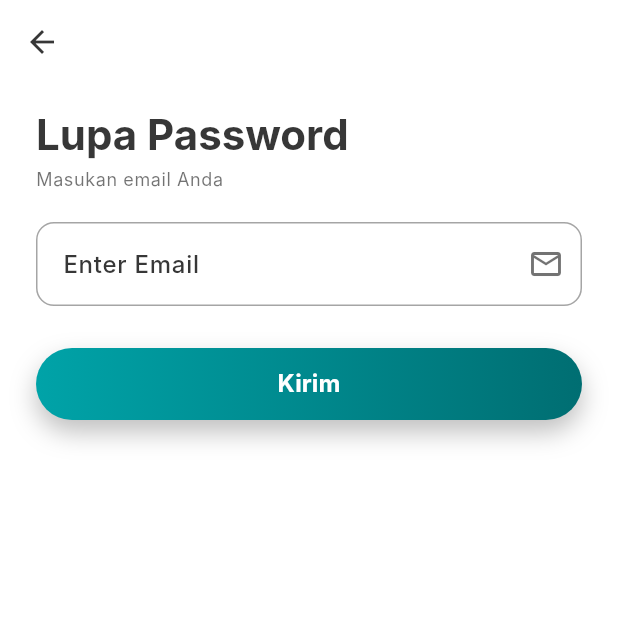
After one commit to razordazzle/frontend-cuan, a Flutter app: the LoginPage screen opened by its route, after a tap on "Lupa password?", on a phone screen of 412 x 824 dp, the top half of it. The commit adds this screen. Run offline on Flutter 3.47's test engine with Material 3 defaults, Android fonts, the phone set to English and light mode, and no system bars; our stand-ins replace dio, flutter_html, flutter_markdown, flutter_native_splash, flutter_secure_storage, qr_flutter and 3 more; missing offline and left inert: dart:js_interop, flutter_inappwebview; accounts and stored records are empty; Roboto replaces fonts that are missing (Inter).

Commit message:
add fitur forget password

```diff
--- a/lib/data/services/auth_service.dart
+++ b/lib/data/services/auth_service.dart
@@ -180,3 +180,28 @@ class CheckAccountResponse {
     );
   }
 }
+
+extension PasswordResetEndpoints on AuthService {
+  /// true kalau email punya akun (pakai endpoint /auth/check yang sama dengan halaman register).
+  Future<bool> isEmailRegistered(String email) async {
+    final res = await _dio.post(
+      ApiPaths.authCheck,
+      data: {'email': email.trim().toLowerCase()},
+    );
+    final data = res.data;
+    return data is Map && data['email_exists'] == true;
+  }
+
+  /// Minta link atur ulang password dikirim ke email.
+  /// Backend selalu membalas pesan yang sama (terdaftar atau tidak) supaya tidak bisa dipakai
+  /// menebak email mana yang punya akun; password diganti lewat halaman web dari link di email.
+  Future<String> forgotPassword(String email) async {
+    final res = await _dio.post(
+      '/auth/forgot-password',
+      data: {'email': email.trim()},
+    );
+    final data = res.data;
+    return (data is Map ? data['message'] as String? : null) ??
+        'Jika email terdaftar, tautan untuk mengatur ulang password telah dikirim.';
+  }
+}
--- /dev/null
+++ b/lib/pages/launch/forgot_password_page.dart
@@ -0,0 +1,373 @@
+import 'package:cuan_app/components/gradient_border_button.dart';
+import 'package:cuan_app/components/gradient_button.dart';
+import 'package:cuan_app/data/services/auth_service.dart';
+import 'package:cuan_app/utils/form_styles.dart';
+import 'package:cuan_app/utils/validators.dart';
+import 'package:dio/dio.dart';
+import 'package:flutter/material.dart';
+import 'package:provider/provider.dart';
+
+/// Alur lupa password (sesuai desain):
+/// Login -> "Lupa password?" -> halaman Lupa Password (isi email; email tidak terdaftar diberi tahu)
+/// -> pop-up konfirmasi -> "Ya, saya setuju" -> backend kirim link atur ulang password ke email
+/// -> halaman berhasil -> "Kembali" -> halaman login.
+/// Password baru dibuat di halaman web dari link di email, bukan di dalam app.
+
+const _tealGradient = LinearGradient(
+  begin: Alignment.centerLeft,
+  end: Alignment.centerRight,
+  colors: [Color(0xFF00A3A8), Color(0xFF006E72)],
+);
+const _borderGradient = LinearGradient(
+  begin: Alignment.topLeft,
+  end: Alignment.bottomRight,
+  colors: [Color(0xFF00A9B8), Color(0xFF263238)],
+);
+const _darkBgGradient = LinearGradient(
+  begin: Alignment.topLeft,
+  end: Alignment.bottomRight,
+  colors: [Color(0xFF2B2B2B), Color(0xFF000000)],
+);
+
+String _networkMessage(DioException e) {
+  final offline =
+      e.type == DioExceptionType.connectionError ||
+      e.type == DioExceptionType.connectionTimeout ||
+      e.type == DioExceptionType.receiveTimeout;
+  return offline
+      ? 'Tidak bisa terhubung ke server. Periksa koneksi internet kamu.'
+      : 'Gagal mengirim permintaan. Silakan coba lagi.';
+}
+
+class ForgotPasswordPage extends StatefulWidget {
+  const ForgotPasswordPage({super.key, this.initialEmail});
+
+  /// Email yang sudah diketik di halaman login, biar user tidak perlu mengetik ulang
+  final String? initialEmail;
+
+  @override
+  State<ForgotPasswordPage> createState() => _ForgotPasswordPageState();
+}
+
+class _ForgotPasswordPageState extends State<ForgotPasswordPage> {
+  final _formKey = GlobalKey<FormState>();
+  late final _emailController = TextEditingController(
+    text: widget.initialEmail ?? '',
+  );
+
+  bool _checking = false;
+  String? _emailError; // mis. "Email tidak terdaftar" (dari server)
+
+  @override
+  void dispose() {
+    _emailController.dispose();
+    super.dispose();
+  }
+
+  Future<void> _submit() async {
+    if (_checking) return;
+    setState(() => _emailError = null);
+    final ok = _formKey.currentState?.validate() ?? false;
+    if (!ok) return;
+
+    final email = _emailController.text.trim();
+    setState(() => _checking = true);
+    bool registered;
+    try {
+      registered = await context.read<AuthService>().isEmailRegistered(email);
+    } on DioException catch (e) {
+      if (!mounted) return;
+      setState(() => _checking = false);
+      ScaffoldMessenger.of(
+        context,
+      ).showSnackBar(SnackBar(content: Text(_networkMessage(e))));
+      return;
+    }
+    if (!mounted) return;
+    setState(() => _checking = false);
+
+    if (!registered) {
+      setState(
+        () => _emailError =
+            'Email tidak terdaftar. Mohon periksa kembali email Anda.',
+      );
+      return;
+    }
+
+    final sent = await showForgotPasswordConfirm(context, email);
+    if (sent == true && mounted) {
+      // Ganti halaman ini dengan halaman berhasil -> "Kembali" langsung ke halaman login
+      Navigator.pushReplacement(
+        context,
+        MaterialPageRoute(builder: (_) => const ForgotPasswordSentPage()),
+      );
+    }
+  }
+
+  @override
+  Widget build(BuildContext context) {
+    final theme = Theme.of(context);
+    final cs = theme.colorScheme;
+    final tt = theme.textTheme;
+    final isLight = theme.brightness == Brightness.light;
+
+    final buttonText = tt.labelLarge?.copyWith(
+      color: isLight ? Colors.white : cs.onSurface,
+      fontWeight: FontWeight.w700,
+      fontSize: 16,
+    );
+    final label = _checking ? 'Memeriksa...' : 'Kirim';
+    final VoidCallback? onPressed = _checking ? null : _submit;
+
+    return Scaffold(
+      appBar: AppBar(
+        backgroundColor: Colors.transparent,
+        elevation: 0,
+        leading: IconButton(
+          icon: Icon(Icons.arrow_back, color: cs.onSurface),
+          onPressed: () => Navigator.pop(context),
+        ),
+      ),
+      body: SingleChildScrollView(
+        padding: EdgeInsets.fromLTRB(
+          24,
+          16,
+          24,
+          24 + MediaQuery.paddingOf(context).bottom,
+        ),
+        child: Column(
+          crossAxisAlignment: CrossAxisAlignment.start,
+          children: [
+            Text(
+              'Lupa Password',
+              style: tt.headlineMedium?.copyWith(
+                fontWeight: FontWeight.w700,
+                color: cs.onSurface,
+              ),
+            ),
+            const SizedBox(height: 4),
+            Text(
+              'Masukan email Anda',
+              style: tt.bodySmall?.copyWith(
+                color: cs.onSurface.withValues(alpha: .7),
+              ),
+            ),
+            const SizedBox(height: 20),
+            Form(
+              key: _formKey,
+              child: TextFormField(
+                controller: _emailController,
+                keyboardType: TextInputType.emailAddress,
+                textInputAction: TextInputAction.done,
+                autofillHints: const [AutofillHints.email],
+                autocorrect: false,
+                enableSuggestions: false,
+                onChanged: (_) {
+                  if (_emailError != null) setState(() => _emailError = null);
+                },
+                onFieldSubmitted: (_) => _submit(),
+                decoration: formDecoration(
+                  context,
+                  label: 'Enter Email',
+                  suffix: Icon(
+                    Icons.mail_outline,
+                    color: cs.onSurface.withValues(alpha: .7),
+                  ),
+                ).copyWith(errorText: _emailError, errorMaxLines: 2),
+                validator: (v) =>
+                    Validators.required()(v) ?? Validators.email()(v),
+              ),
+            ),
+            const SizedBox(height: 28),
+            if (isLight)
+              GradientButton(
+                label: label,
+                gradient: _tealGradient,
+                textStyle: buttonText,
+                onPressed: onPressed,
+                height: 48,
+                radius: 24,
+                shadow: true,
+              )
+            else
+              GradientBorderButton(
+                label: label,
+                borderGradient: _borderGradient,
+                backgroundGradient: _darkBgGradient,
+                textStyle: buttonText,
+                onPressed: onPressed,
+                height: 48,
+                radius: 24,
+                borderThickness: 1.5,
+                shadow: true,
+              ),
+          ],
+        ),
+      ),
+    );
+  }
+}
+
+/// Pop-up konfirmasi. true = disetujui & link reset terkirim ke [email].
+Future<bool?> showForgotPasswordConfirm(BuildContext context, String email) {
+  return showModalBottomSheet<bool>(
+    context: context,
+    isScrollControlled: true,
+    backgroundColor: Colors.transparent,
+    barrierColor: Colors.black.withValues(alpha: .6),
+    builder: (_) => _ForgotPasswordConfirmSheet(email: email),
+  );
+}
+
+class _ForgotPasswordConfirmSheet extends StatefulWidget {
+  const _ForgotPasswordConfirmSheet({required this.email});
+
+  final String email;
+
+  @override
+  State<_ForgotPasswordConfirmSheet> createState() =>
+      _ForgotPasswordConfirmSheetState();
+}
+
+class _ForgotPasswordConfirmSheetState
+    extends State<_ForgotPasswordConfirmSheet> {
+  bool _loading = false;
+
+  Future<void> _agree() async {
+    if (_loading) return;
+    setState(() => _loading = true);
+    try {
+      await context.read<AuthService>().forgotPassword(widget.email);
+      if (!mounted) return;
+      Navigator.pop(context, true);
+    } on DioException catch (e) {
+      if (!mounted) return;
+      setState(() => _loading = false);
+      ScaffoldMessenger.of(
+        context,
+      ).showSnackBar(SnackBar(content: Text(_networkMessage(e))));
+    }
+  }
+
+  @override
+  Widget build(BuildContext context) {
+    final cs = Theme.of(context).colorScheme;
+    final tt = Theme.of(context).textTheme;
+    final bottomInset = MediaQuery.paddingOf(context).bottom;
+
+    return Column(
+      mainAxisSize: MainAxisSize.min,
+      crossAxisAlignment: CrossAxisAlignment.end,
+      children: [
+        // Tombol tutup bulat di atas kanan pop-up
+        Padding(
+          padding: const EdgeInsets.only(right: 20, bottom: 12),
+          child: Material(
+            color: cs.inverseSurface,
+            shape: const CircleBorder(),
+            child: InkWell(
+              customBorder: const CircleBorder(),
+              onTap: _loading ? null : () => Navigator.pop(context, false),
+              child: Padding(
+                padding: const EdgeInsets.all(14),
+                child: Icon(Icons.close, color: cs.onInverseSurface, size: 26),
+              ),
+            ),
+          ),
+        ),
+        Container(
+          width: double.infinity,
+          padding: EdgeInsets.fromLTRB(28, 36, 28, 36 + bottomInset),
+          decoration: BoxDecoration(
+            color: cs.surface,
+            borderRadius: const BorderRadius.vertical(top: Radius.circular(28)),
+          ),
+          child: Column(
+            mainAxisSize: MainAxisSize.min,
+            children: [
+              CircleAvatar(
+                radius: 30,
+                backgroundColor: cs.onSurface.withValues(alpha: .55),
+                child: Icon(Icons.info, size: 40, color: cs.surface),
+              ),
+              const SizedBox(height: 24),
+              Text(
+                'Apakah Anda yakin ingin melakukan mengatur ulang password Anda?',
+                textAlign: TextAlign.center,
+                style: tt.bodyLarge?.copyWith(
+                  color: cs.onSurface.withValues(alpha: .8),
+                  height: 1.5,
+                ),
+              ),
+              const SizedBox(height: 28),
+              SizedBox(
+                width: 190,
+                child: GradientButton(
+                  label: _loading ? 'Mengirim...' : 'Ya, saya setuju',
+                  gradient: _tealGradient,
+                  textStyle: tt.titleMedium?.copyWith(
+                    color: Colors.white,
+                    fontWeight: FontWeight.w700,
+                  ),
+                  onPressed: _loading ? null : _agree,
+                  height: 52,
+                  radius: 26,
+                ),
+              ),
+            ],
+          ),
+        ),
+      ],
+    );
+  }
+}
+
+/// Halaman setelah link reset dikirim. "Kembali" (atau tombol back HP) -> kembali ke login.
+class ForgotPasswordSentPage extends StatelessWidget {
+  const ForgotPasswordSentPage({super.key});
+
+  @override
+  Widget build(BuildContext context) {
+    final cs = Theme.of(context).colorScheme;
+    final tt = Theme.of(context).textTheme;
+
+    return Scaffold(
+      body: SafeArea(
+        child: Center(
+          child: Padding(
+            padding: const EdgeInsets.symmetric(horizontal: 32),
+            child: Column(
+              mainAxisSize: MainAxisSize.min,
+              children: [
+                Text(
+                  'Pengaturan ulang password berhasil dilakukan.\nSilakan cek email Anda',
+                  textAlign: TextAlign.center,
+                  style: tt.titleMedium?.copyWith(
+                    color: cs.onSurface,
+                    fontWeight: FontWeight.w600,
+                    height: 1.5,
+                  ),
+                ),
+                const SizedBox(height: 28),
+                SizedBox(
+                  width: 150,
+                  child: GradientButton(
+                    label: 'Kembali',
+                    gradient: _tealGradient,
+                    textStyle: tt.titleMedium?.copyWith(
+                      color: Colors.white,
+                      fontWeight: FontWeight.w700,
+                    ),
+                    onPressed: () => Navigator.pop(context),
+                    height: 48,
+                    radius: 24,
+                  ),
+                ),
+              ],
+            ),
+          ),
+        ),
+      ),
+    );
+  }
+}
--- a/lib/pages/launch/login_page.dart
+++ b/lib/pages/launch/login_page.dart
@@ -3,6 +3,7 @@ import 'package:flutter/material.dart';
 import 'package:cuan_app/config/app_routes.dart';
 import 'package:cuan_app/components/gradient_button.dart';
 import 'package:cuan_app/components/gradient_border_button.dart';
+import 'package:cuan_app/pages/launch/forgot_password_page.dart';
 import 'package:cuan_app/utils/form_styles.dart';
 import 'package:cuan_app/utils/validators.dart';
 import 'package:provider/provider.dart';
@@ -64,6 +65,17 @@ class _LoginPageState extends State<LoginPage> {
       }
       return null;
     };
+  }
+
+  // Lupa password -> halaman isi email (email yang sudah diketik di sini ikut terbawa)
+  void _forgotPassword() {
+    Navigator.push(
+      context,
+      MaterialPageRoute(
+        builder: (_) =>
+            ForgotPasswordPage(initialEmail: _emailController.text.trim()),
+      ),
+    );
   }
 
   void _submit() async {
@@ -225,6 +237,15 @@ class _LoginPageState extends State<LoginPage> {
                         ]),
                       ),
                     ),
+
+                    // Lupa password -> halaman Lupa Password -> pop-up konfirmasi -> halaman berhasil
+                    Align(
+                      alignment: Alignment.centerRight,
+                      child: TextButton(
+                        onPressed: _forgotPassword,
+                        child: const Text('Lupa password?'),
+                      ),
+                    ),
                   ],
                 ),
               ),
```
Also changed, not shown: 1 other file.
